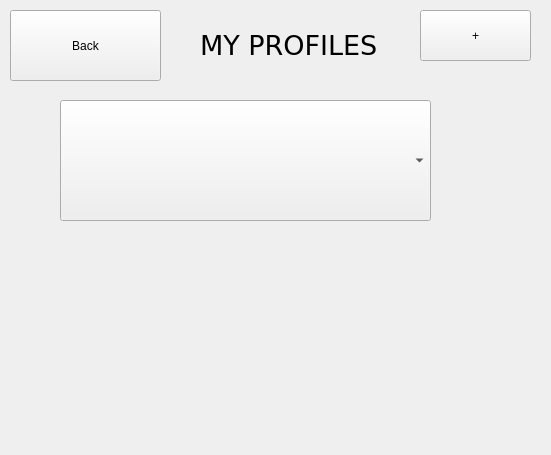
The window that Frontend/profilepage.ui (yourBoiGershy/Insulim-Pump-Chump) describes before a commit, drawn with Qt 5.
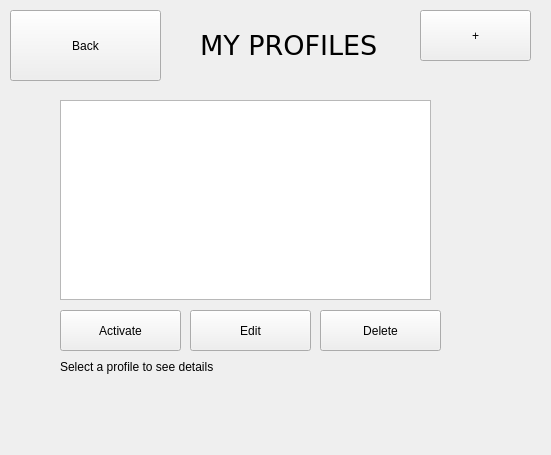
The same window after the commit.

Commit message: added profile manager

Diff of the .ui file:
```diff
--- a/Frontend/profilepage.ui
+++ b/Frontend/profilepage.ui
@@ -13,16 +13,74 @@
   <property name="windowTitle">
    <string>Form</string>
   </property>
-  <widget class="QComboBox" name="ProfilesList">
+  <widget class="QListWidget" name="ProfilesList">
    <property name="geometry">
     <rect>
      <x>60</x>
      <y>100</y>
      <width>371</width>
-     <height>121</height>
+     <height>200</height>
     </rect>
    </property>
   </widget>
+  <widget class="QPushButton" name="ActivateBtn">
+   <property name="geometry">
+    <rect>
+     <x>60</x>
+     <y>310</y>
+     <width>121</width>
+     <height>41</height>
+    </rect>
+   </property>
+   <property name="text">
+    <string>Activate</string>
+   </property>
+  </widget>
+  <widget class="QPushButton" name="EditBtn">
+   <property name="geometry">
+    <rect>
+     <x>190</x>
+     <y>310</y>
+     <width>121</width>
+     <height>41</height>
+    </rect>
+   </property>
+   <property name="text">
+    <string>Edit</string>
+   </property>
+  </widget>
+  <widget class="QPushButton" name="DeleteBtn">
+   <property name="geometry">
+    <rect>
+     <x>320</x>
+     <y>310</y>
+     <width>121</width>
+     <height>41</height>
+    </rect>
+   </property>
+   <property name="text">
+    <string>Delete</string>
+   </property>
+  </widget>
+  <widget class="QLabel" name="ProfileDetailsLabel">
+   <property name="geometry">
+    <rect>
+     <x>60</x>
+     <y>360</y>
+     <width>371</width>
+     <height>81</height>
+    </rect>
+   </property>
+   <property name="text">
+    <string>Select a profile to see details</string>
+   </property>
+   <property name="alignment">
+    <set>Qt::AlignLeading|Qt::AlignLeft|Qt::AlignTop</set>
+   </property>
+   <property name="wordWrap">
+    <bool>true</bool>
+   </property>
+  </widget>
   <widget class="QPushButton" name="BackBtn">
    <property name="geometry">
     <rect>
```
The commit also changes 13 other files.
